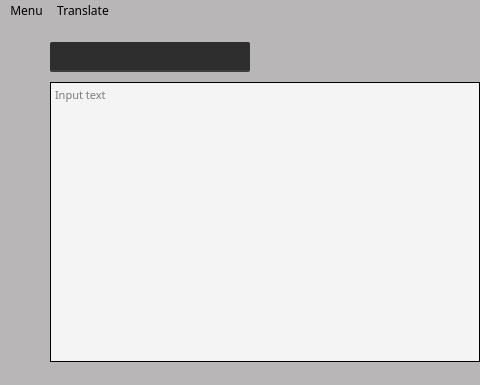
Qt form TranslateMate.ui (spone12/translated_mate) before a commit; both pictures show x 0 to 480 and y 0 to 385 of the 925 by 385 pixel window.
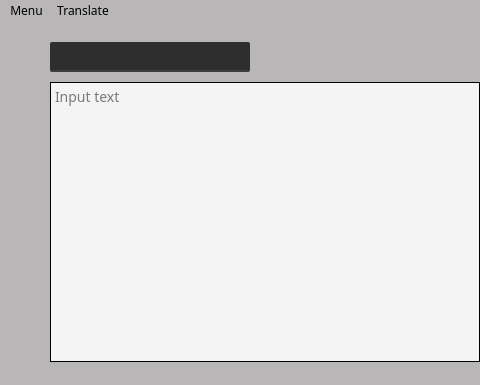
The same form after that commit. Icons and pictures are not drawn.

The edit to the form file:
```diff
--- a/TranslateMate.ui
+++ b/TranslateMate.ui
@@ -60,7 +60,7 @@
      <string notr="true">border: 1px solid black;
 border-radius: 1% 20% / 10% 40%;
 background: #f4f4f5;
-font-size: 11px;</string>
+font-size: 14px;</string>
     </property>
     <property name="placeholderText">
      <string>Input text</string>
```
Left out of the diff: 9 changed lines with no effect on the pictures.
